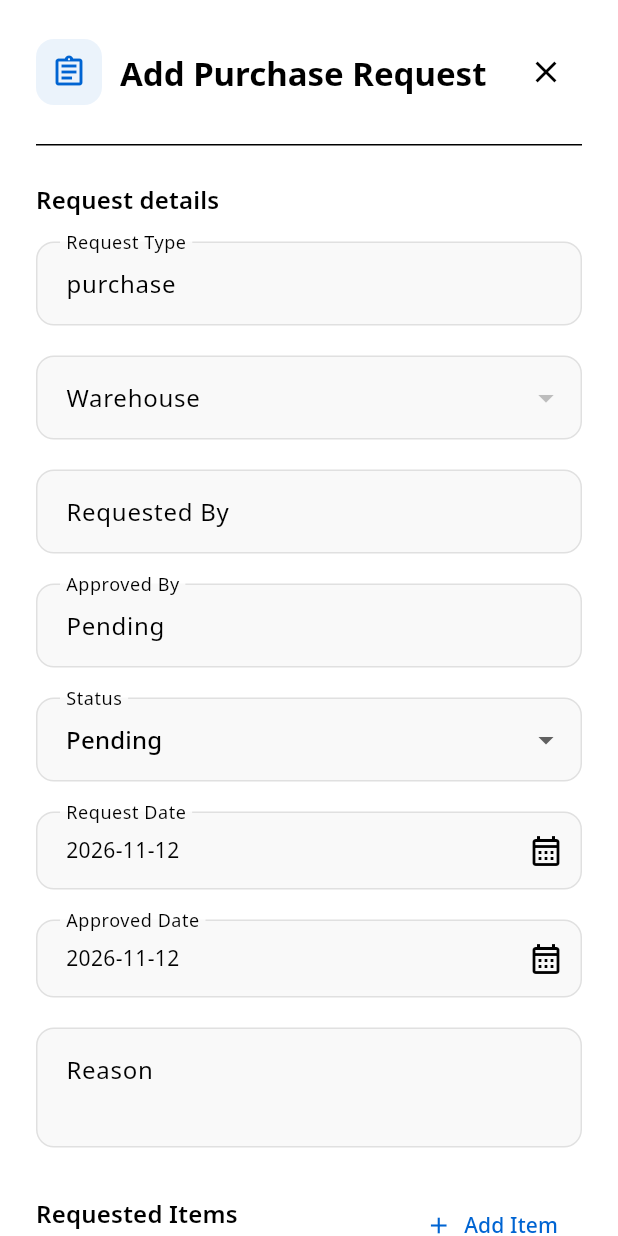
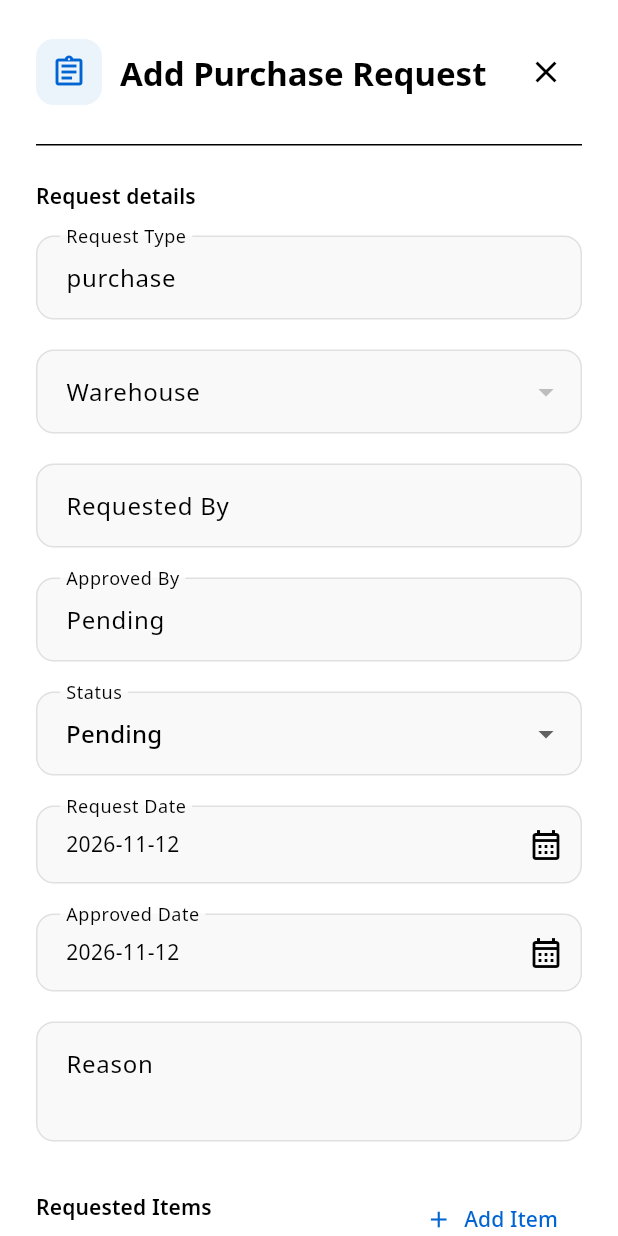
Before and after one commit to Project-BBU-D104/bbu_final_project, a Flutter app: the PurchaseRequestFormWidget widget shown alone on an empty page, opened directly, after a tap on the "close" icon, on a phone screen of 412 x 824 dp. Run offline on Flutter 3.47's test engine with Material 3 defaults, Android fonts, the phone set to English and light mode, and no system bars; our stand-ins replace cached_network_image, device_preview, dropdown_search, file_picker, fl_chart, flutter_dotenv and 12 more; missing offline and left inert: encrypt, excel, mobile_scanner; accounts and stored records are empty; network calls fail.

Commit message:
frontend: align purchase request detail and form with supplier

```diff
--- a/frontend/lib/screen/purchase_request/widget/purchase_request_form_widget.dart
+++ b/frontend/lib/screen/purchase_request/widget/purchase_request_form_widget.dart
@@ -38,7 +38,7 @@ class PurchaseRequestFormWidget extends StatelessWidget {
         header: true,
         child: Text(
           title.tr,
-          style: theme.textTheme.titleMedium?.copyWith(
+          style: theme.textTheme.titleSmall?.copyWith(
             fontWeight: FontWeight.w600,
           ),
         ),
@@ -245,25 +245,6 @@ class PurchaseRequestFormWidget extends StatelessWidget {
                         padding: EdgeInsets.symmetric(vertical: 24),
                         child: Divider(height: 1),
                       ),
-                      if (error.isNotEmpty)
-                        Container(
-                          key: const Key('purchase-request-form-error'),
-                          margin: const EdgeInsets.only(bottom: 20),
-                          padding: const EdgeInsets.all(12),
-                          decoration: BoxDecoration(
-                            color: colors.error.withValues(alpha: .08),
-                            borderRadius: BorderRadius.circular(12),
-                            border: Border.all(
-                              color: colors.error.withValues(alpha: .3),
-                            ),
-                          ),
-                          child: Text(
-                            error,
-                            style: theme.textTheme.bodyMedium?.copyWith(
-                              color: colors.error,
-                            ),
-                          ),
-                        ),
                       heading('Request details'),
                       TextFormField(
                         controller: ctr.requestTypeController,
@@ -317,6 +298,12 @@ class PurchaseRequestFormWidget extends StatelessWidget {
                         );
                       }),
                       const SizedBox(height: 20),
+                      LayoutBuilder(
+                        builder: (context, constraints) => Wrap(
+                          spacing: 16,
+                          runSpacing: 20,
+                          children: [
+                            for (final field in [
                               TextFormField(
                                 controller: ctr.requestedByController,
                                 enabled: !busy,
@@ -326,7 +313,6 @@ class PurchaseRequestFormWidget extends StatelessWidget {
                                     ? "Requester is required".tr
                                     : null,
                               ),
-                      const SizedBox(height: 20),
                               TextFormField(
                                 controller: ctr.approvedByController,
                                 enabled: !busy,
@@ -335,6 +321,16 @@ class PurchaseRequestFormWidget extends StatelessWidget {
                                     value == null || value.trim().isEmpty
                                     ? "Approver is required".tr
                                     : null,
+                              ),
+                            ])
+                              SizedBox(
+                                width: constraints.maxWidth >= 560
+                                    ? (constraints.maxWidth - 16) / 2
+                                    : constraints.maxWidth,
+                                child: field,
+                              ),
+                          ],
+                        ),
                       ),
                       const SizedBox(height: 20),
                       Obx(
@@ -364,9 +360,24 @@ class PurchaseRequestFormWidget extends StatelessWidget {
                         ),
                       ),
                       const SizedBox(height: 20),
+                      LayoutBuilder(
+                        builder: (context, constraints) => Wrap(
+                          spacing: 16,
+                          runSpacing: 20,
+                          children: [
+                            for (final field in [
                               dateField("Request Date", false, busy),
-                      const SizedBox(height: 20),
                               dateField("Approved Date", true, busy),
+                            ])
+                              SizedBox(
+                                width: constraints.maxWidth >= 560
+                                    ? (constraints.maxWidth - 16) / 2
+                                    : constraints.maxWidth,
+                                child: field,
+                              ),
+                          ],
+                        ),
+                      ),
                       const SizedBox(height: 20),
                       TextFormField(
                         controller: ctr.reasonController,
@@ -406,6 +417,19 @@ class PurchaseRequestFormWidget extends StatelessWidget {
                               .toList(),
                         ),
                       ),
+                      if (error.isNotEmpty)
+                        Padding(
+                          padding: const EdgeInsets.only(top: 20),
+                          child: Semantics(
+                            liveRegion: true,
+                            child: Text(
+                              error,
+                              style: theme.textTheme.bodyMedium?.copyWith(
+                                color: colors.error,
+                              ),
+                            ),
+                          ),
+                        ),
                       const SizedBox(height: 28),
                       Wrap(
                         alignment: WrapAlignment.end,
@@ -433,10 +457,24 @@ class PurchaseRequestFormWidget extends StatelessWidget {
                             style: FilledButton.styleFrom(
                               minimumSize: const Size(112, 48),
                             ),
-                            child: Text(
-                              (busy
-                                      ? 'Saving...'
-                                      : requestId == null
+                            child: busy
+                                ? Row(
+                                    mainAxisSize: MainAxisSize.min,
+                                    children: [
+                                      SizedBox(
+                                        width: 18,
+                                        height: 18,
+                                        child: CircularProgressIndicator(
+                                          strokeWidth: 2,
+                                          color: colors.onPrimary,
+                                        ),
+                                      ),
+                                      const SizedBox(width: 8),
+                                      Text('Saving...'.tr),
+                                    ],
+                                  )
+                                : Text(
+                                    (requestId == null
                                             ? 'Create Request'
                                             : 'Save Changes')
                                         .tr,
```
Also changed, not shown: frontend/lib/screen/purchase_request/widget/card_purchase_request_detail_widget.dart (+169 -159 lines), 2 other files. Lines whose indentation alone changed are shown as unchanged.
